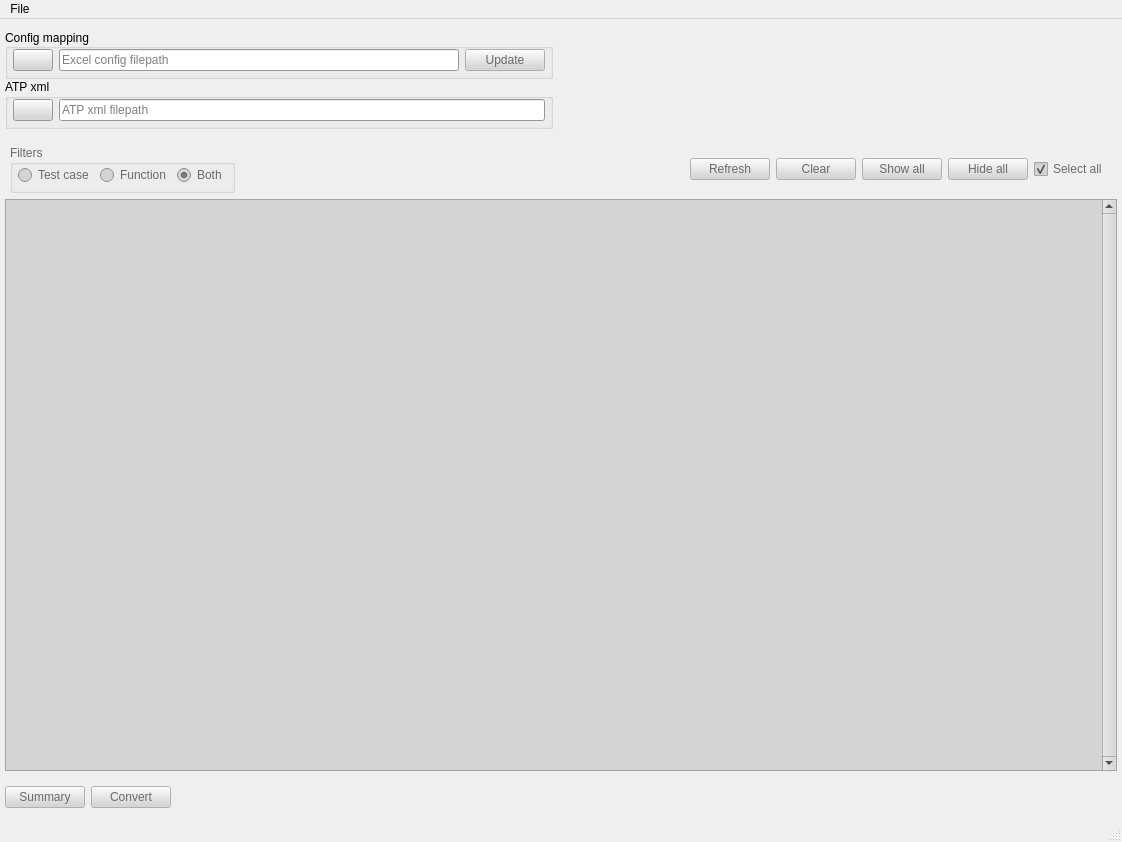
First picture: the form in components/UiMainWindow.ui, repository bubuding0809/XML-Converter, before the edit.
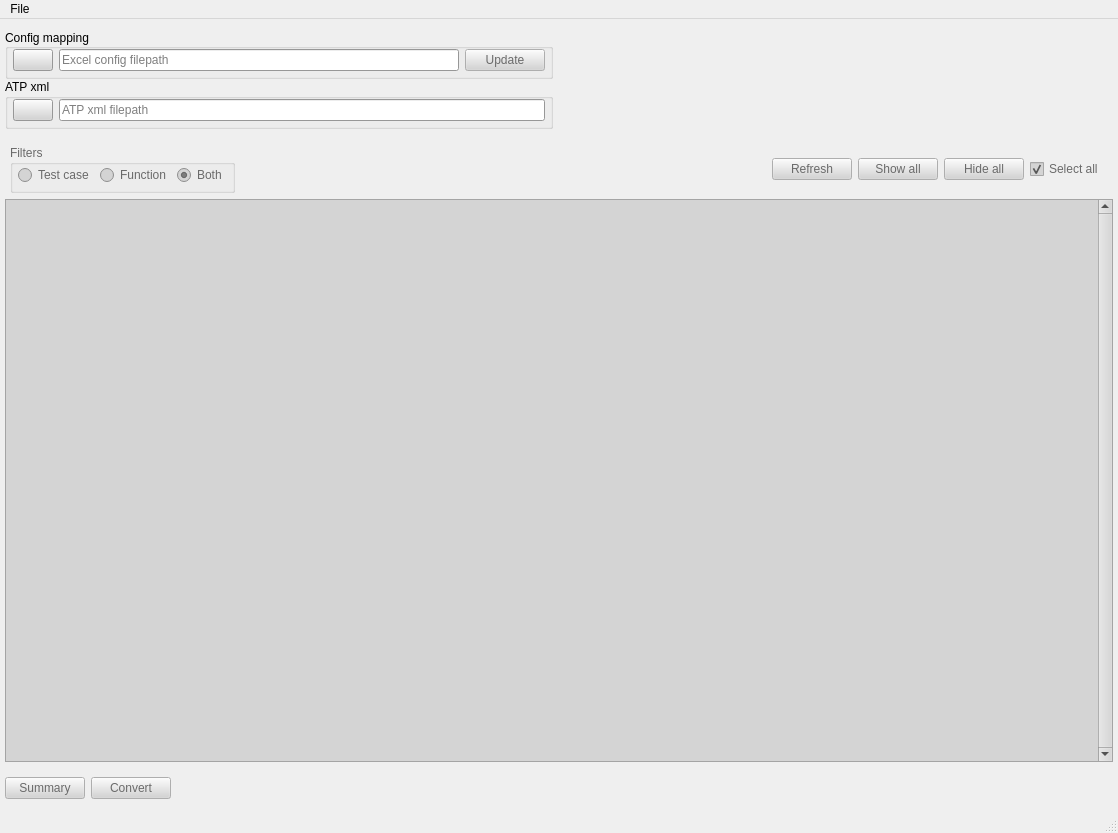
Second picture: the form after the edit. Icons and pictures are not drawn.

What changed in the file:
```diff
--- a/components/UiMainWindow.ui
+++ b/components/UiMainWindow.ui
@@ -6,8 +6,8 @@
    <rect>
     <x>0</x>
     <y>0</y>
-    <width>1122</width>
-    <height>842</height>
+    <width>1118</width>
+    <height>833</height>
    </rect>
   </property>
   <property name="windowTitle">
@@ -836,25 +836,6 @@
                </property>
               </widget>
              </item>
-             <item>
-              <widget class="QPushButton" name="xml_clearTeststeps_btn">
-               <property name="enabled">
-                <bool>false</bool>
-               </property>
-               <property name="toolTip">
-                <string>Clear data grid of and loaded xml teststeps</string>
-               </property>
-               <property name="statusTip">
-                <string>Clear data grid of and loaded xml teststeps</string>
-               </property>
-               <property name="whatsThis">
-                <string>Clear data grid of and loaded xml teststeps</string>
-               </property>
-               <property name="text">
-                <string>Clear</string>
-               </property>
-              </widget>
-             </item>
              <item>
               <widget class="QPushButton" name="showAll_btn">
                <property name="enabled">
@@ -955,8 +936,8 @@
            <rect>
             <x>0</x>
             <y>0</y>
-            <width>1093</width>
-            <height>540</height>
+            <width>1085</width>
+            <height>531</height>
            </rect>
           </property>
           <layout class="QVBoxLayout" name="verticalLayout_3">
@@ -1043,7 +1024,7 @@
     <rect>
      <x>0</x>
      <y>0</y>
-     <width>1122</width>
+     <width>1118</width>
      <height>26</height>
     </rect>
    </property>
```
